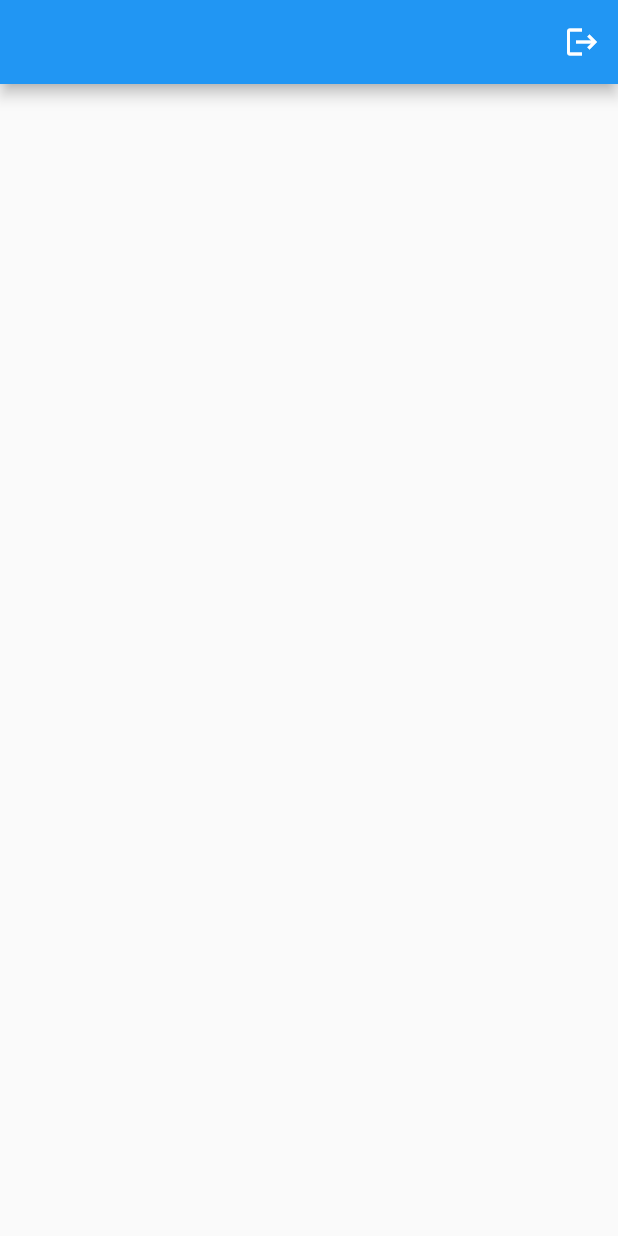
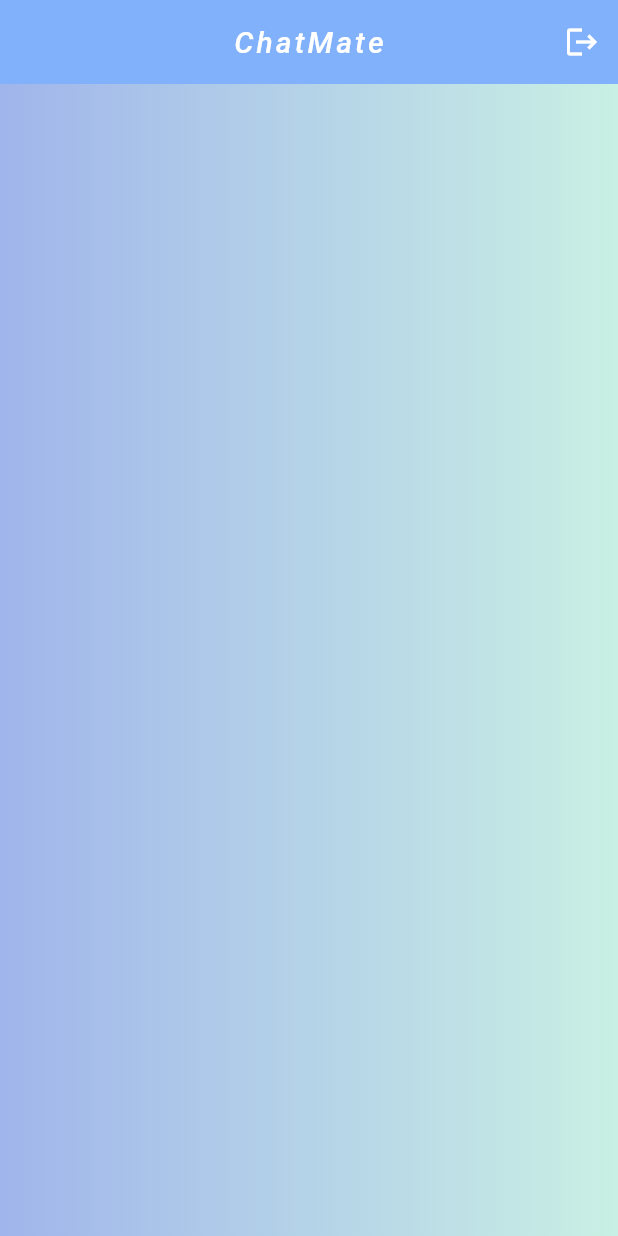
Before and after one commit to Raghav-2104/chat-app, a Flutter app: the screen it shows once a user with an empty profile is signed in, after a tap on the "logout" icon, on a phone screen of 412 x 824 dp. Run offline on Flutter 3.47's test engine with Material 2 defaults, Android fonts, the phone set to English and light mode, and no system bars; our stand-ins replace cloud_firestore, firebase_auth, firebase_core; accounts and stored records are empty; network calls fail; Roboto replaces fonts that are missing (Times New Roman).

Commit message:
UI Changes

```diff
--- a/lib/Screens/chatScreen.dart
+++ b/lib/Screens/chatScreen.dart
@@ -50,8 +50,7 @@ class _ChatPageState extends State<ChatPage> {
 
 
   Widget _buildMessageList() {
-    return Expanded(
-      child: StreamBuilder(
+    return StreamBuilder(
       stream: _chatService.getMessages(
           widget.receiverUserID, _auth.currentUser!.uid),
       builder: (context, snapshot) {
@@ -65,7 +64,6 @@ class _ChatPageState extends State<ChatPage> {
           children: snapshot.data!.docs.map((document) =>_buildMessageListItem(document)).toList(),
         );
       },
-      ),
     );
   }
 
@@ -81,7 +79,7 @@ class _ChatPageState extends State<ChatPage> {
         child: Column(
           crossAxisAlignment:data['senderId'] == _auth.currentUser!.uid?CrossAxisAlignment.end:CrossAxisAlignment.start,
           children: [
-            Text(data['senderEmail']),
+            Text(data['senderEmail'],style: TextStyle(color: Colors.grey[800]),),
             const SizedBox(height: 5,),
             Container(
               padding: const EdgeInsets.all(12),
@@ -89,7 +87,7 @@ class _ChatPageState extends State<ChatPage> {
                 color: (data['senderId'] == _auth.currentUser!.uid)?Colors.green:Colors.blue,
                 borderRadius: BorderRadius.circular(8)
               ),
-              child: Text(data['message']),
+              child: Text(data['message'],style: const TextStyle(color: Colors.white,fontSize: 15)),
             )
           ],
         ),
--- a/lib/Screens/home.dart
+++ b/lib/Screens/home.dart
@@ -23,9 +23,24 @@ class _HomePageState extends State<HomePage> {
   Widget build(BuildContext context) {
     return Scaffold(
       appBar: AppBar(
+        backgroundColor: const Color(0xFF81B1FA),
+        elevation: 0,
+        centerTitle: true,
+        title:const Text('ChatMate',
+          style: TextStyle(
+            fontFamily: 'Times New Roman',
+            letterSpacing: 2,
+            fontStyle: FontStyle.italic
+          ),
+        ),
         actions: [IconButton(onPressed: signOut, icon: Icon(Icons.logout))],
       ),
-      body: _buildUserList(),
+      body: Container(
+        decoration: const BoxDecoration(
+          gradient: LinearGradient(colors: [Color(0xFFA0B5EB),Color(0xFFC9F0E4)])
+        ),
+        child: _buildUserList()
+      ),
     );
   }
 
@@ -36,7 +51,7 @@ class _HomePageState extends State<HomePage> {
         if (snapshot.hasError) {
           return const Text('Error Fetching Data');
         } else if (snapshot.connectionState == ConnectionState.waiting) {
-          return Center(child: Text('Loading....'),);
+          return const Center(child: Text('Loading....'),);
         }
         return ListView(
           children: snapshot.data!.docs
--- a/lib/Screens/login.dart
+++ b/lib/Screens/login.dart
@@ -40,8 +40,11 @@ class _LoginPageState extends State<LoginPage> {
   @override
   Widget build(BuildContext context) {
     return Scaffold(
-      backgroundColor: Colors.grey[300],
       body: SafeArea(
+        child: Container(
+          decoration: const BoxDecoration(
+          gradient: LinearGradient(colors: [Color(0xFFA0B5EB),Color(0xFFC9F0E4)])
+        ),
           child: Center(
             child: Column(children: [
               const SizedBox(height: 100),
@@ -93,6 +96,7 @@ class _LoginPageState extends State<LoginPage> {
             ]),
           ),
         ),
+      ),
     );
   }
 }
--- a/lib/Screens/register.dart
+++ b/lib/Screens/register.dart
@@ -51,6 +51,10 @@ class _RegisterPageState extends State<RegisterPage> {
     return Scaffold(
       backgroundColor: Colors.grey[300],
       body: SafeArea(
+        child: Container(
+          decoration: const BoxDecoration(
+          gradient: LinearGradient(colors: [Color(0xFFA0B5EB),Color(0xFFC9F0E4)])
+        ),
           child: Center(
             child: Column(children: [
               const SizedBox(height: 100),
@@ -110,6 +114,7 @@ class _RegisterPageState extends State<RegisterPage> {
             ]),
           ),
         ),
+      ),
     );
   }
 }
```
Lines whose indentation alone changed are shown as unchanged.
